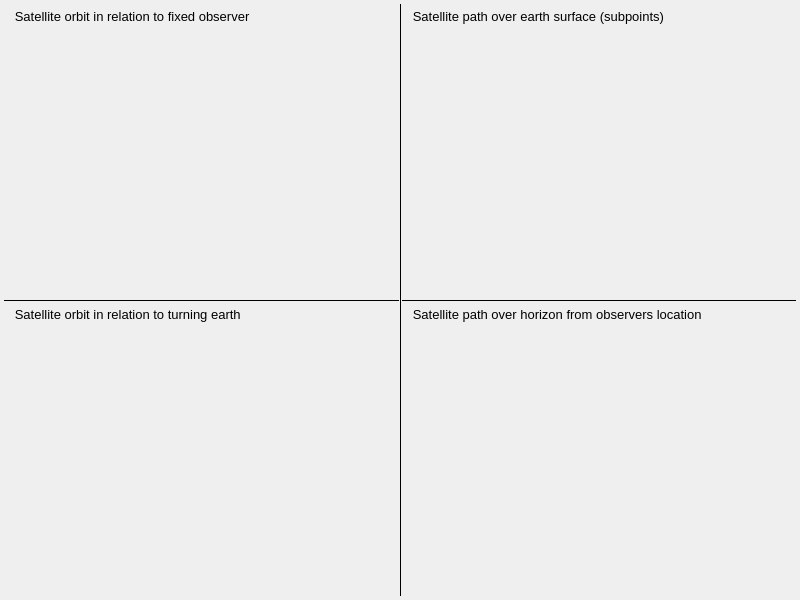
Qt form mw4/gui/widgets/satellite.ui (mworion/MountWizzard4) before a commit.
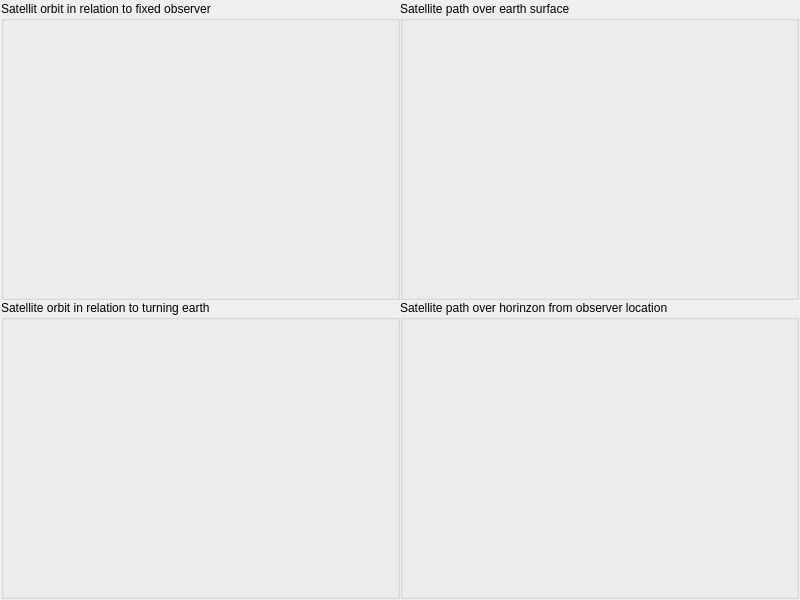
The same form after that commit.

What changed in the file:
```diff
--- a/mw4/gui/widgets/satellite.ui
+++ b/mw4/gui/widgets/satellite.ui
@@ -48,195 +48,119 @@
   <property name="windowTitle">
    <string>Satellite</string>
   </property>
-  <layout class="QVBoxLayout" name="verticalLayout" stretch="1">
-   <property name="spacing">
-    <number>4</number>
-   </property>
+  <layout class="QGridLayout" name="gridLayout">
    <property name="leftMargin">
-    <number>4</number>
+    <number>1</number>
    </property>
    <property name="topMargin">
-    <number>4</number>
+    <number>1</number>
    </property>
    <property name="rightMargin">
-    <number>4</number>
+    <number>1</number>
    </property>
    <property name="bottomMargin">
-    <number>4</number>
+    <number>1</number>
    </property>
-   <item>
-    <layout class="QHBoxLayout" name="horizontalLayout_3">
-     <property name="spacing">
-      <number>0</number>
+   <property name="spacing">
+    <number>0</number>
+   </property>
+   <item row="0" column="1">
+    <widget class="QGroupBox" name="groupBox_3">
+     <property name="sizePolicy">
+      <sizepolicy hsizetype="Expanding" vsizetype="Expanding">
+       <horstretch>0</horstretch>
+       <verstretch>0</verstretch>
+      </sizepolicy>
      </property>
-     <property name="leftMargin">
-      <number>0</number>
+     <property name="title">
+      <string>Satellite path over earth surface</string>
      </property>
-     <property name="topMargin">
-      <number>0</number>
+     <widget class="QWidget" name="satEarth" native="true">
+      <property name="geometry">
+       <rect>
+        <x>5</x>
+        <y>20</y>
+        <width>381</width>
+        <height>276</height>
+       </rect>
+      </property>
+      <property name="sizePolicy">
+       <sizepolicy hsizetype="Expanding" vsizetype="Expanding">
+        <horstretch>0</horstretch>
+        <verstretch>0</verstretch>
+       </sizepolicy>
+      </property>
+     </widget>
+    </widget>
+   </item>
+   <item row="1" column="1">
+    <widget class="QGroupBox" name="groupBox_4">
+     <property name="title">
+      <string>Satellite path over horinzon from observer location</string>
      </property>
-     <property name="rightMargin">
-      <number>0</number>
+     <widget class="QWidget" name="satHorizon" native="true">
+      <property name="geometry">
+       <rect>
+        <x>5</x>
+        <y>20</y>
+        <width>381</width>
+        <height>276</height>
+       </rect>
+      </property>
+     </widget>
+    </widget>
+   </item>
+   <item row="1" column="0">
+    <widget class="QGroupBox" name="groupBox_2">
+     <property name="sizePolicy">
+      <sizepolicy hsizetype="Expanding" vsizetype="Expanding">
+       <horstretch>0</horstretch>
+       <verstretch>0</verstretch>
+      </sizepolicy>
      </property>
-     <property name="bottomMargin">
-      <number>0</number>
+     <property name="title">
+      <string>Satellite orbit in relation to turning earth</string>
      </property>
-     <item>
-      <layout class="QVBoxLayout" name="verticalLayout_2" stretch="0,0,0,0,0">
-       <property name="spacing">
-        <number>0</number>
-       </property>
-       <property name="leftMargin">
-        <number>0</number>
-       </property>
-       <property name="topMargin">
-        <number>0</number>
-       </property>
-       <item>
-        <widget class="QLabel" name="label_4">
-         <property name="maximumSize">
-          <size>
-           <width>16777215</width>
-           <height>25</height>
-          </size>
-         </property>
-         <property name="font">
-          <font>
-           <pointsize>10</pointsize>
-          </font>
-         </property>
-         <property name="text">
-          <string>   Satellite orbit in relation to fixed observer</string>
-         </property>
-        </widget>
-       </item>
-       <item>
-        <widget class="QWidget" name="satSphere2" native="true"/>
-       </item>
-       <item>
-        <widget class="Line" name="line">
-         <property name="frameShadow">
-          <enum>QFrame::Plain</enum>
-         </property>
-         <property name="midLineWidth">
-          <number>1</number>
-         </property>
-         <property name="orientation">
-          <enum>Qt::Horizontal</enum>
-         </property>
-        </widget>
-       </item>
-       <item>
-        <widget class="QLabel" name="label_3">
-         <property name="maximumSize">
-          <size>
-           <width>16777215</width>
-           <height>25</height>
-          </size>
-         </property>
-         <property name="font">
-          <font>
-           <pointsize>10</pointsize>
-          </font>
-         </property>
-         <property name="text">
-          <string>   Satellite orbit in relation to turning earth</string>
-         </property>
-        </widget>
-       </item>
-       <item>
-        <widget class="QWidget" name="satSphere1" native="true"/>
-       </item>
-      </layout>
-     </item>
-     <item>
-      <widget class="Line" name="line_3">
-       <property name="frameShadow">
-        <enum>QFrame::Plain</enum>
-       </property>
-       <property name="midLineWidth">
-        <number>1</number>
-       </property>
-       <property name="orientation">
-        <enum>Qt::Vertical</enum>
-       </property>
-      </widget>
-     </item>
-     <item>
-      <layout class="QVBoxLayout" name="verticalLayout_3">
-       <property name="spacing">
-        <number>0</number>
-       </property>
-       <property name="leftMargin">
-        <number>0</number>
-       </property>
-       <property name="topMargin">
-        <number>0</number>
-       </property>
-       <property name="rightMargin">
-        <number>0</number>
-       </property>
-       <property name="bottomMargin">
-        <number>0</number>
-       </property>
-       <item>
-        <widget class="QLabel" name="label_2">
-         <property name="maximumSize">
-          <size>
-           <width>16777215</width>
-           <height>25</height>
-          </size>
-         </property>
-         <property name="font">
-          <font>
-           <pointsize>10</pointsize>
-          </font>
-         </property>
-         <property name="text">
-          <string>   Satellite path over earth surface (subpoints)</string>
-         </property>
-        </widget>
-       </item>
-       <item>
-        <widget class="QWidget" name="satEarth" native="true"/>
-       </item>
-       <item>
-        <widget class="Line" name="line_2">
-         <property name="frameShadow">
-          <enum>QFrame::Plain</enum>
-         </property>
-         <property name="midLineWidth">
-          <number>1</number>
-         </property>
-         <property name="orientation">
-          <enum>Qt::Horizontal</enum>
-         </property>
-        </widget>
-       </item>
-       <item>
-        <widget class="QLabel" name="label">
-         <property name="maximumSize">
-          <size>
-           <width>16777215</width>
-           <height>25</height>
-          </size>
-         </property>
-         <property name="font">
-          <font>
-           <pointsize>10</pointsize>
-          </font>
-         </property>
-         <property name="text">
-          <string>   Satellite path over horizon from observers location</string>
-         </property>
-        </widget>
-       </item>
-       <item>
-        <widget class="QWidget" name="satHorizon" native="true"/>
-       </item>
-      </layout>
-     </item>
-    </layout>
+     <widget class="QWidget" name="satSphere1" native="true">
+      <property name="geometry">
+       <rect>
+        <x>10</x>
+        <y>25</y>
+        <width>371</width>
+        <height>266</height>
+       </rect>
+      </property>
+     </widget>
+    </widget>
+   </item>
+   <item row="0" column="0">
+    <widget class="QGroupBox" name="groupBox">
+     <property name="sizePolicy">
+      <sizepolicy hsizetype="Expanding" vsizetype="Expanding">
+       <horstretch>0</horstretch>
+       <verstretch>0</verstretch>
+      </sizepolicy>
+     </property>
+     <property name="title">
+      <string>Satellit orbit in relation to fixed observer</string>
+     </property>
+     <widget class="QWidget" name="satSphere2" native="true">
+      <property name="geometry">
+       <rect>
+        <x>10</x>
+        <y>25</y>
+        <width>371</width>
+        <height>266</height>
+       </rect>
+      </property>
+      <property name="sizePolicy">
+       <sizepolicy hsizetype="Expanding" vsizetype="Expanding">
+        <horstretch>0</horstretch>
+        <verstretch>0</verstretch>
+       </sizepolicy>
+      </property>
+     </widget>
+    </widget>
    </item>
   </layout>
  </widget>
```
